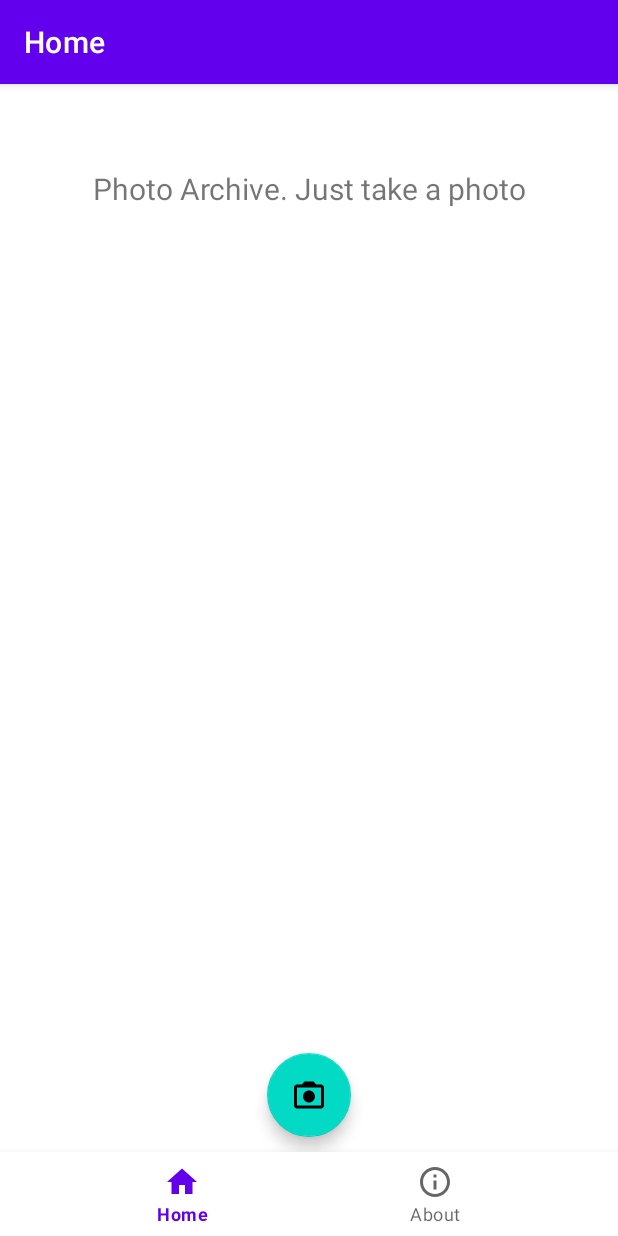
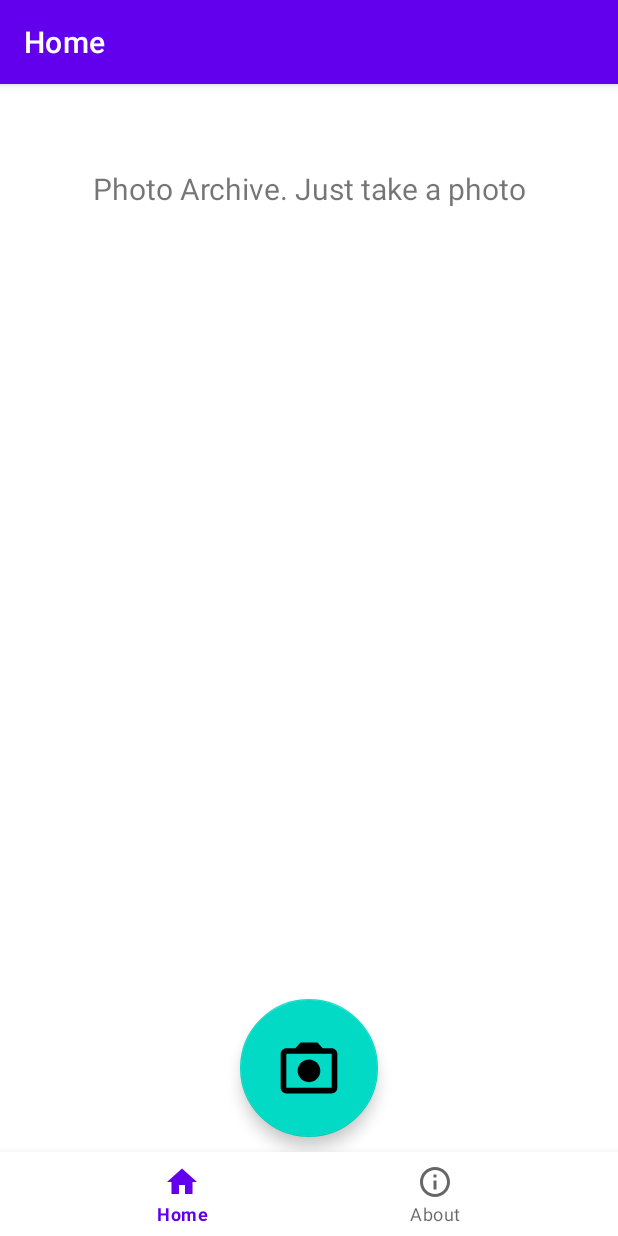
Before and after one commit to Sundyyyy/TouristPhotoAssistant, an Android app: the screen it shows after launch (MainActivity), on a phone screen of 412 x 824 dp. Run offline under Robolectric (Android 15) with nearby library versions, the phone set to English and light mode, and no system bars; our stand-ins replace navigation-ui; libraries missing offline, so code that uses them is left out: com.google.mlkit.vision.

```diff
--- a/app/src/main/res/layout/fragment_home.xml
+++ b/app/src/main/res/layout/fragment_home.xml
@@ -60,9 +60,11 @@
         android:layout_height="wrap_content"
 
         android:layout_gravity="bottom|center_horizontal"
+        android:layout_margin="10dp"
         android:contentDescription="@string/app_family_name"
         android:paddingBottom="?attr/actionBarSize"
-        android:layout_margin="10dp"
+        app:fabCustomSize="92dp"
+        app:maxImageSize="45dp"
         app:srcCompat="@drawable/ic_camera" />
 
 </androidx.coordinatorlayout.widget.CoordinatorLayout>
```
Also changed, not shown: 1 other file.
